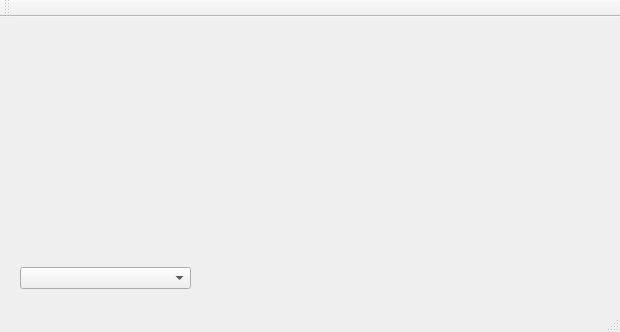
Before: the Qt Designer form spectrum/mainwindow.ui in JSkrat/voice-spectrum, drawn with Qt 5.
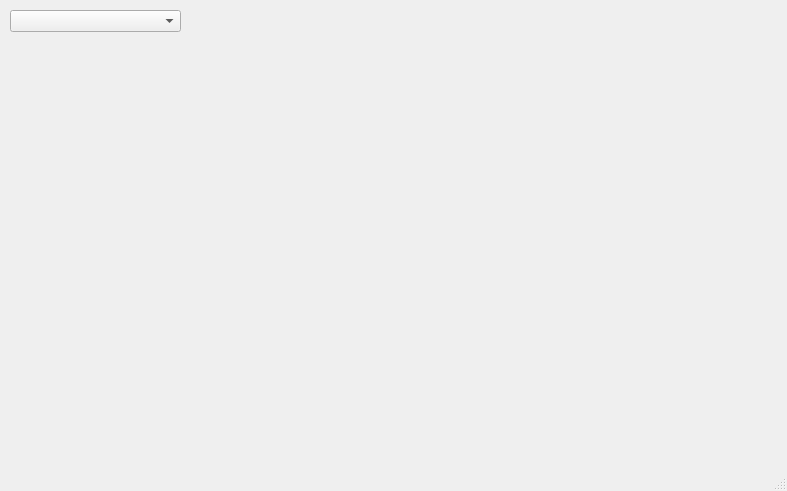
After: the same form once the commit is applied.

Commit message: clean commented code, add comments, tidy up main window

```diff
--- a/spectrum/mainwindow.ui
+++ b/spectrum/mainwindow.ui
@@ -6,8 +6,8 @@
    <rect>
     <x>0</x>
     <y>0</y>
-    <width>620</width>
-    <height>332</height>
+    <width>787</width>
+    <height>491</height>
    </rect>
   </property>
   <property name="windowTitle">
@@ -17,8 +17,8 @@
    <widget class="QComboBox" name="m_deviceBox">
     <property name="geometry">
      <rect>
-      <x>20</x>
-      <y>250</y>
+      <x>10</x>
+      <y>10</y>
       <width>171</width>
       <height>22</height>
      </rect>
@@ -35,14 +35,6 @@
     </rect>
    </property>
   </widget>
-  <widget class="QToolBar" name="mainToolBar">
-   <attribute name="toolBarArea">
-    <enum>TopToolBarArea</enum>
-   </attribute>
-   <attribute name="toolBarBreak">
-    <bool>false</bool>
-   </attribute>
-  </widget>
   <widget class="QStatusBar" name="statusBar"/>
  </widget>
  <layoutdefault spacing="6" margin="11"/>
```
Left out of the diff: 2 changed lines with no effect on the pictures. The commit also changes 1 other file.
